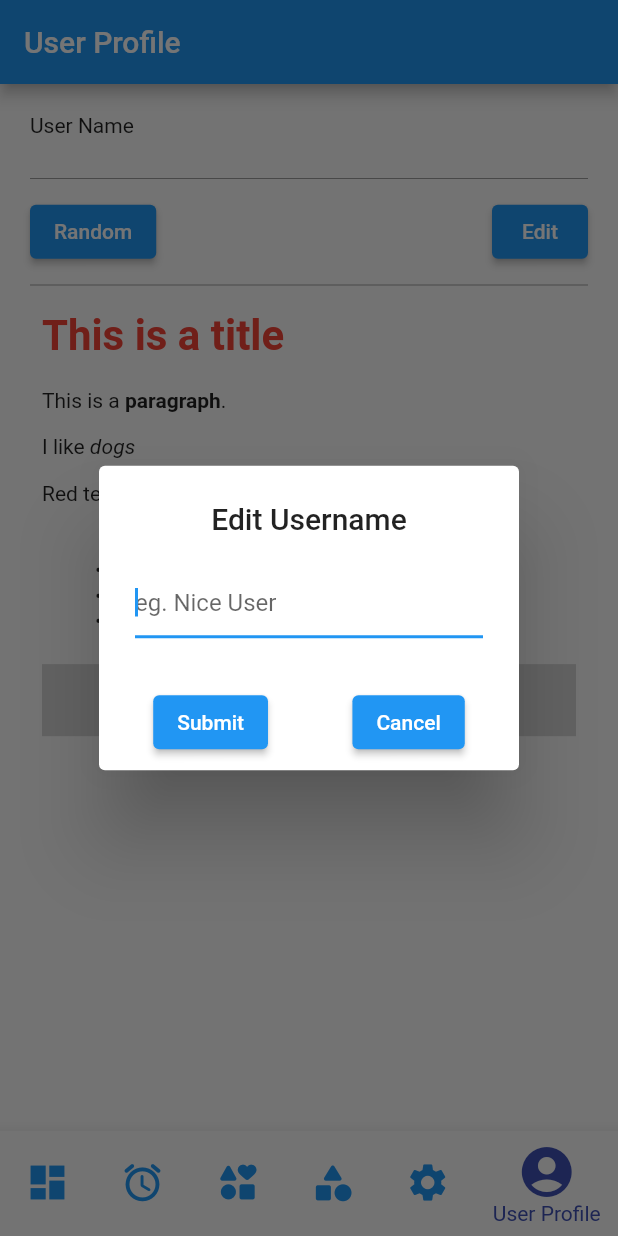
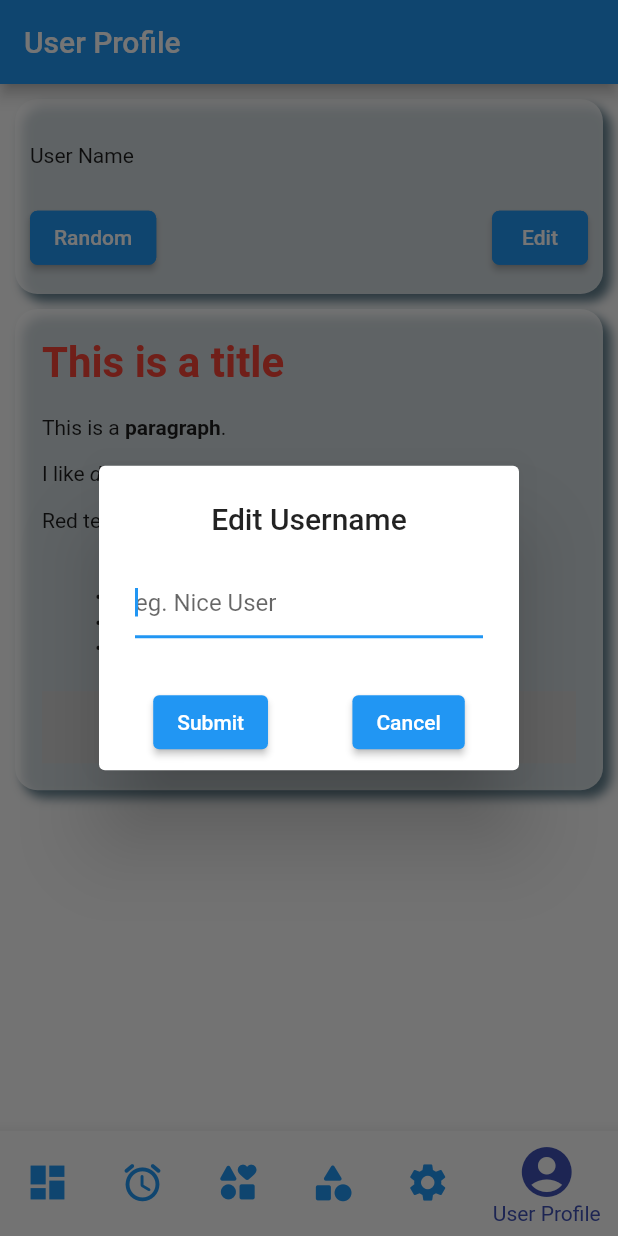
Before and after one commit to bogdanburnea/flutter_prj_1, a Flutter app: the screen it shows after launch, item 6 of the bottom bar chosen, after a tap on "Edit", on a phone screen of 412 x 824 dp. Run offline on Flutter 3.47's test engine with Material 2 defaults, Android fonts, the phone set to English and light mode, and no system bars; drawn by our look-alikes of flutter_html; our stand-ins replace get_it, shared_preferences; missing offline and left inert: username_gen.

Commit message:
Update user_profile_page.dart

```diff
--- a/lib/pages/user_profile/user_profile_page.dart
+++ b/lib/pages/user_profile/user_profile_page.dart
@@ -1,10 +1,10 @@
 import 'package:flutter/material.dart';
+import 'package:flutter_html/flutter_html.dart';
 import 'package:flutter_prj_1/pages/user_profile/widgets/user_edit_dialog.dart';
 import 'package:flutter_prj_1/state/managers/user_profile_state_manager.dart';
 import 'package:flutter_prj_1/state/services/service_locator.dart';
 import 'package:flutter_prj_1/utils/constants.dart';
 import 'package:username_gen/username_gen.dart';
-import 'package:flutter_html/flutter_html.dart';
 
 // pure ui widget, so no ValueListenableBuilder wrapper
 
@@ -28,11 +28,30 @@ class _UserProfilePageState extends State<UserProfilePage> {
           print('[UserProfilePage] build, userName: $userName');
           return Scaffold(
             body: Center(
+              child: ListView(
+                scrollDirection: Axis.vertical,
+                children: <Widget>[
+                  const SizedBox(
+                    height: 5,
+                  ),
+                  Container(
+                    margin: const EdgeInsets.fromLTRB(10, 5, 10, 5),
+                    padding: const EdgeInsets.fromLTRB(10, 10, 10, 10),
+                    decoration: BoxDecoration(
+                      color: Colors.white70,
+                      borderRadius: BorderRadius.circular(15),
+                      boxShadow: const [
+                        BoxShadow(
+                          color: Colors.blueGrey,
+                          blurRadius: 5,
+                          offset: Offset(5, 5), // Shadow position
+                        ),
+                      ],
+                    ),
                     child: Column(
                       children: <Widget>[
-                  Container(
+                        SizedBox(
                           height: 55,
-                    padding: const EdgeInsets.fromLTRB(20, 0, 20, 0),
                           child: Center(
                             child: Row(
                               mainAxisAlignment: MainAxisAlignment.spaceBetween,
@@ -53,18 +72,21 @@ class _UserProfilePageState extends State<UserProfilePage> {
                             ),
                           ),
                         ),
-                  Container(
-                    padding: const EdgeInsets.fromLTRB(20, 0, 20, 0),
-                    child: const Divider(color: Colors.grey),
-                  ),
-                  Container(
+                        SizedBox(
                           height: 55,
-                    padding: const EdgeInsets.fromLTRB(20, 0, 20, 0),
                           child: Center(
                             child: Row(
                               mainAxisAlignment: MainAxisAlignment.spaceBetween,
                               children: [
                                 ElevatedButton(
+                                  style: ButtonStyle(
+                                      shape: MaterialStateProperty.all<
+                                              RoundedRectangleBorder>(
+                                          RoundedRectangleBorder(
+                                              borderRadius:
+                                                  BorderRadius.circular(5.0),
+                                              side: const BorderSide(
+                                                  color: Colors.blue)))),
                                   onPressed: () {
                                     // generate a random userName
                                     String randomUsername =
@@ -76,9 +98,18 @@ class _UserProfilePageState extends State<UserProfilePage> {
                                   child: const Text('Random'),
                                 ),
                                 ElevatedButton(
+                                  style: ButtonStyle(
+                                      shape: MaterialStateProperty.all<
+                                              RoundedRectangleBorder>(
+                                          RoundedRectangleBorder(
+                                              borderRadius:
+                                                  BorderRadius.circular(5.0),
+                                              side: const BorderSide(
+                                                  color: Colors.blue)))),
                                   onPressed: () async {
                                     final String? newUser =
-                                  await asyncUserEditDialog(context, userName);
+                                        await asyncUserEditDialog(
+                                            context, userName);
                                   },
                                   child: const Text('Edit'),
                                 ),
@@ -86,28 +117,40 @@ class _UserProfilePageState extends State<UserProfilePage> {
                             ),
                           ),
                         ),
-                  Container(
-                    padding: const EdgeInsets.fromLTRB(20, 0, 20, 0),
-                    child: const Divider(color: Colors.grey),
+                      ],
+                    ),
                   ),
                   Container(
-                    padding: const EdgeInsets.fromLTRB(20, 0, 20, 0),
-                    child:
-
-                    SafeArea(
+                    margin: const EdgeInsets.fromLTRB(10, 5, 10, 5),
+                    padding: const EdgeInsets.fromLTRB(10, 10, 10, 10),
+                    decoration: BoxDecoration(
+                      color: Colors.white70,
+                      borderRadius: BorderRadius.circular(15),
+                      boxShadow: const [
+                        BoxShadow(
+                          color: Colors.blueGrey,
+                          blurRadius: 5,
+                          offset: Offset(5, 5), // Shadow position
+                        ),
+                      ],
+                    ),
+                    child: SafeArea(
                       child: SingleChildScrollView(
                         child: Html(
                           data: Constants.htmlData,
                           // Styling with CSS (not real CSS)
                           style: {
                             'h1': Style(color: Colors.red),
-                            'p': Style(color: Colors.black87, fontSize: FontSize.medium),
-                            'ul': Style(margin: const EdgeInsets.symmetric(vertical: 20))
+                            'p': Style(
+                                color: Colors.black87,
+                                fontSize: FontSize.medium),
+                            'ul': Style(
+                                margin:
+                                    const EdgeInsets.symmetric(vertical: 20))
                           },
                         ),
                       ),
                     ),
-
                   ),
                 ],
               ),
```
Lines whose indentation alone changed are shown as unchanged.
